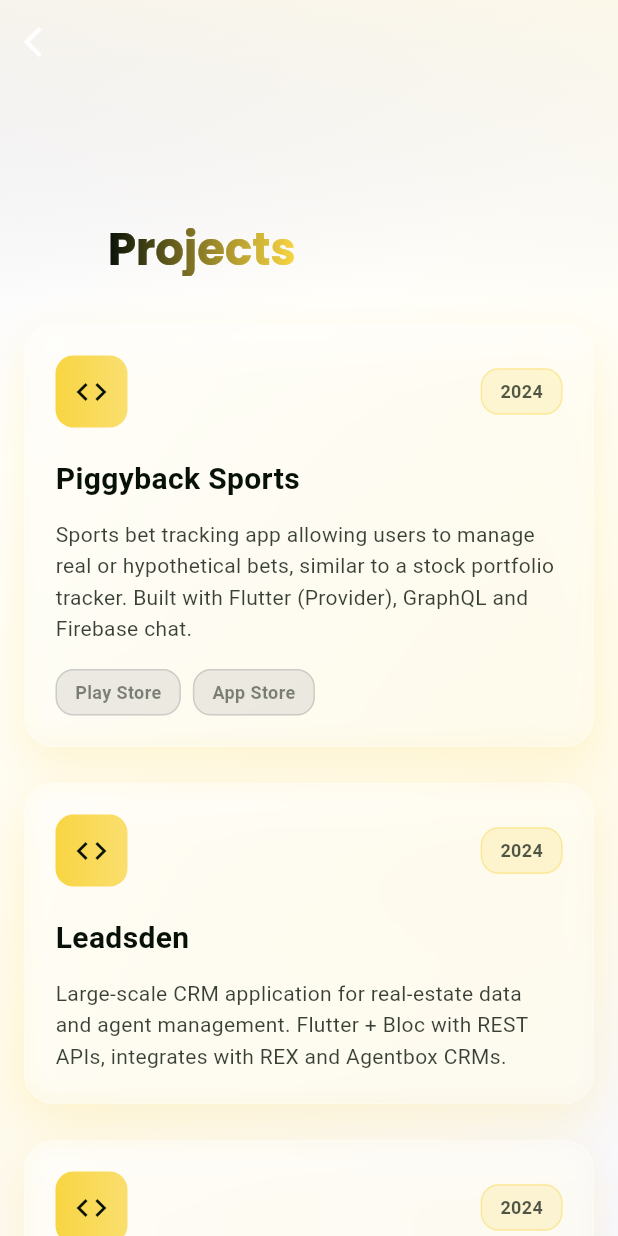
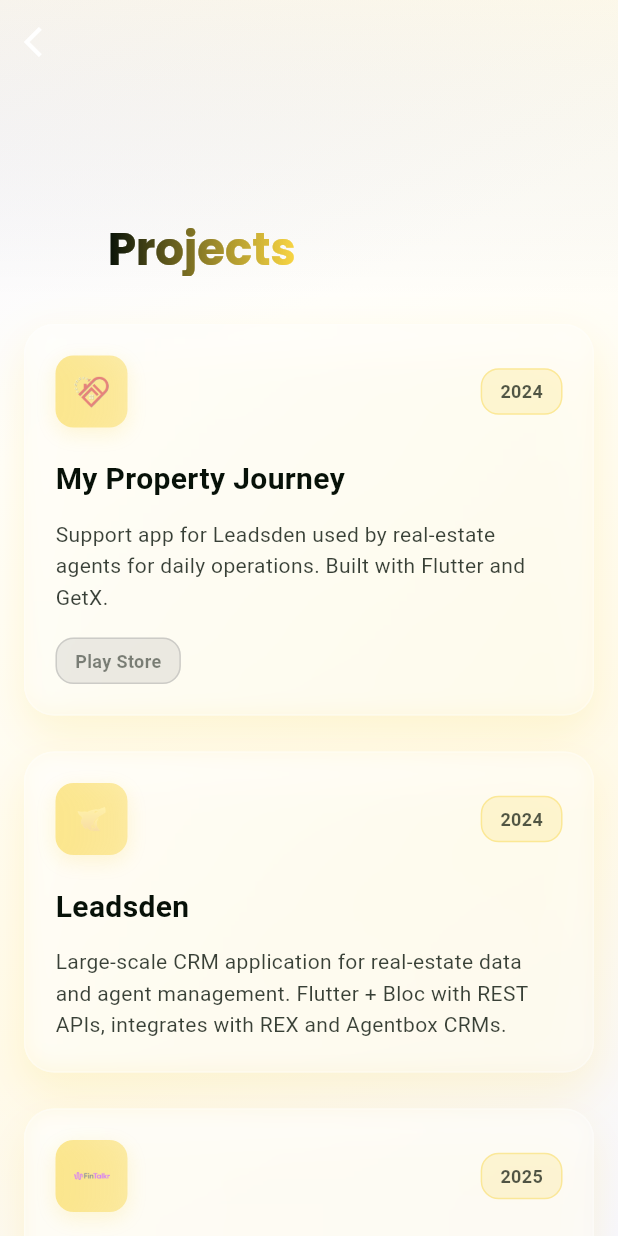
Before and after one commit to PVSarathKrishnan/visual_resume, a Flutter app: the ProjectsView screen opened by its route, on a phone screen of 412 x 824 dp. Run offline on Flutter 3.47's test engine with Material 3 defaults, Android fonts, the light colour scheme and no system bars; our stand-ins replace get, google_fonts.

Commit message:
Add Firebase configuration files and update project assets. Created .firebaserc and firebase.json for hosting setup. Added logo assets and refactored contact and home views to support URL launching. Updated resume data and project descriptions for clarity and accuracy.

```diff
--- a/lib/app/modules/experience/views/experience_view.dart
+++ b/lib/app/modules/experience/views/experience_view.dart
@@ -2,6 +2,7 @@
 import 'dart:ui';
 import '../../../../core/constants/resume_data.dart';
 import '../../../../core/constants/app_colors.dart';
+import '../../../../core/constants/app_images.dart';
 
 class ExperienceView extends StatelessWidget {
   const ExperienceView({super.key});
--- a/lib/app/modules/projects/views/projects_view.dart
+++ b/lib/app/modules/projects/views/projects_view.dart
@@ -2,6 +2,7 @@
 import 'dart:ui';
 import '../../../../core/constants/resume_data.dart';
 import '../../../../core/constants/app_colors.dart';
+import '../../../../core/constants/app_images.dart';
 
 class ProjectsView extends StatelessWidget {
   const ProjectsView({super.key});
@@ -133,21 +134,45 @@
               children: [
                                   Row(
                     children: [
-                    Container(
+                      Opacity(
+                        opacity: 0.5,  // Low-fade effect
+                        child: Container(
                           padding: const EdgeInsets.all(12),
                           decoration: BoxDecoration(
                             gradient: LinearGradient(
                               colors: [
-                            AppColors.sunshine.withOpacity(0.8),
-                            AppColors.sunshine.withOpacity(0.6),
+                                AppColors.sunshine.withOpacity(0.9),
+                                AppColors.sunshine.withOpacity(0.7),
                               ],
                             ),
                             borderRadius: BorderRadius.circular(12),
+                            boxShadow: [
+                              BoxShadow(
+                                color: AppColors.sunshine.withOpacity(0.3),
+                                blurRadius: 10,
+                                offset: const Offset(0, 4),
                               ),
-                      child: const Icon(
+                            ],
+                          ),
+                          child: AppImages.hasProjectLogo(project.name)
+                              ? Image.asset(
+                                  AppImages.getProjectLogo(project.name),
+                                  width: 24,
+                                  height: 24,
+                                  fit: BoxFit.contain,
+                                  errorBuilder: (context, error, stackTrace) {
+                                    return const Icon(
                                       Icons.code,
                                       color: AppColors.night,
                                       size: 24,
+                                    );
+                                  },
+                                )
+                              : const Icon(
+                                  Icons.code,
+                                  color: AppColors.night,
+                                  size: 24,
+                                ),
                         ),
                       ),
                       const Spacer(),
--- /dev/null
+++ b/lib/core/constants/app_images.dart
@@ -0,0 +1,45 @@
+class AppImages {
+  AppImages._();
+
+  // Project Logos
+  static const String beeLogo = 'assets/logo/bee.png';
+  static const String finLogo = 'assets/logo/fin.png';
+  static const String knackLogo = 'assets/logo/KNACK.png';
+  static const String leadsLogo = 'assets/logo/leads.png';
+  static const String mpjLogo = 'assets/logo/mpj.png';
+  static const String piggyLogo = 'assets/logo/piggy.png';
+  static const String tanqLogo = 'assets/logo/tanq_png.png';
+
+  // Icons
+  static const String appIcon = 'assets/icons/app_icon.png';
+  static const String launcherIcon = 'assets/icons/launcher_icon.png';
+
+  // Images
+  static const String profilePlaceholder = 'assets/images/profile_placeholder.png';
+  static const String profileAvatar = 'assets/images/profile_avatar.png';
+
+  // Documents
+  static const String resumePdf = 'assets/documents/Sarath_krishnan_pv.pdf';
+
+  // Project logo mapping
+  static const Map<String, String> projectLogos = {
+    'Piggyback Sports': piggyLogo,
+    'Leadsden': leadsLogo,
+    'My Property Journey': mpjLogo,
+    'Budget Bee': beeLogo,
+    'Knack': knackLogo,
+    'Tanq Driver': tanqLogo,
+    'Tanq Rider': tanqLogo,
+    'Fintalkr': finLogo,
+  };
+
+  // Get project logo by name
+  static String getProjectLogo(String projectName) {
+    return projectLogos[projectName] ?? beeLogo;
+  }
+
+  // Check if project has logo
+  static bool hasProjectLogo(String projectName) {
+    return projectLogos.containsKey(projectName);
+  }
+}
--- a/lib/core/constants/resume_data.dart
+++ b/lib/core/constants/resume_data.dart
@@ -10,7 +10,7 @@
   static const String location = 'Trivandrum, India';
   static const String email = 'pvsarathkrishnan@gmail.com';
   static const String phone = '+91 90745 39022';
-  static const String linkedIn = 'sarath-krishnan-p-v';
+  static const String linkedIn = 'www.linkedin.com/in/sarath-krishnan-p-v';
 
   static const String summary =
       'Flutter Developer with 2 years of experience creating high-quality, responsive mobile applications. Passionate about clean UI/UX design, scalable architecture and maintainable code. Comfortable with GetX, Provider and Bloc for state management, and adept at leveraging AI tools to accelerate development.';
@@ -58,38 +58,60 @@
   // Projects
   static const projects = <Project>[
     Project(
-      name: 'Piggyback Sports',
+      name: 'My Property Journey',
       year: '2024',
-      description:
-          'Sports bet tracking app allowing users to manage real or hypothetical bets, similar to a stock portfolio tracker. Built with Flutter (Provider), GraphQL and Firebase chat.',
+      description: 'Support app for Leadsden used by real-estate agents for daily operations. Built with Flutter and GetX.',
+      links: {
+        'Play Store': null,
+      },
+    ),
+    Project(
+      name: 'Leadsden',
+      year: '2024',
+      description: 'Large-scale CRM application for real-estate data and agent management. Flutter + Bloc with REST APIs, integrates with REX and Agentbox CRMs.',
+    ),
+    Project(
+      name: 'Fintalkr',
+      year: '2025',
+      description: 'Financial advisory and consultation platform connecting users with certified financial experts. Features secure chat, video calls, portfolio analysis, and investment recommendations. Built with Flutter and Firebase.',
       links: {
         'Play Store': null,
         'App Store': null,
       },
     ),
     Project(
-      name: 'Leadsden',
+      name: 'Piggyback Sports',
       year: '2024',
-      description:
-          'Large-scale CRM application for real-estate data and agent management. Flutter + Bloc with REST APIs, integrates with REX and Agentbox CRMs.',
+      description: 'Sports bet tracking app allowing users to manage real or hypothetical bets, similar to a stock portfolio tracker. Built with Flutter (Provider), GraphQL and Firebase chat.',
+      links: {
+        'Play Store': null,
+        'App Store': null,
+      },
     ),
     Project(
-      name: 'My Property Journey',
-      year: '2024',
-      description:
-          'Support app for Leadsden used by real-estate agents for daily operations. Built with Flutter and GetX.',
-    ),
-    Project(
-      name: 'Budget Bee',
+      name: 'Tanq Driver',
       year: '2023',
-      description:
-          'Cross-platform money management app focused on intuitive personal finance. Released on Play Store.',
+      description: 'Driver companion app for the Tanq ride-sharing platform. Features real-time ride requests, GPS navigation, earnings tracking, and driver performance analytics. Built with Flutter and GetX.',
+      links: {
+        'Play Store': null,
+        'App Store': null,
+      },
     ),
     Project(
       name: 'Knack',
       year: '2023',
-      description:
-          'E-learning platform designed with MVVM & DDD, built as responsive Flutter Web app with Firebase sync. Available on Amazon Appstore.',
+      description: 'E-learning platform designed with MVVM & DDD, built as responsive Flutter Web app with Firebase sync. Available on Amazon Appstore.',
+      links: {
+        'Amazon Appstore': 'https://www.amazon.com/dp/B0XXXXXXXX',
+      },
+    ),
+    Project(
+      name: 'Budget Bee',
+      year: '2022',
+      description: 'Cross-platform money management app focused on intuitive personal finance. Released on Play Store.',
+      links: {
+        'Play Store': 'https://play.google.com/store/apps/details?id=com.budgetbee.app',
+      },
     ),
   ];
 
```
Also changed, not shown: lib/app/modules/contact/views/contact_view.dart (+18 -1 lines), lib/app/modules/home/views/home_view.dart (+39 -6 lines), pubspec.yaml (+4 -3 lines), assets/logo/KNACK.png (added), assets/logo/bee.png (added), assets/logo/fin.png (added), assets/logo/leads.png (added), assets/logo/mpj.png (added), assets/logo/piggy.png (added), assets/logo/tanq_png.png (added), firebase.json (added), 3 other files. Lines whose indentation alone changed are shown as unchanged.
